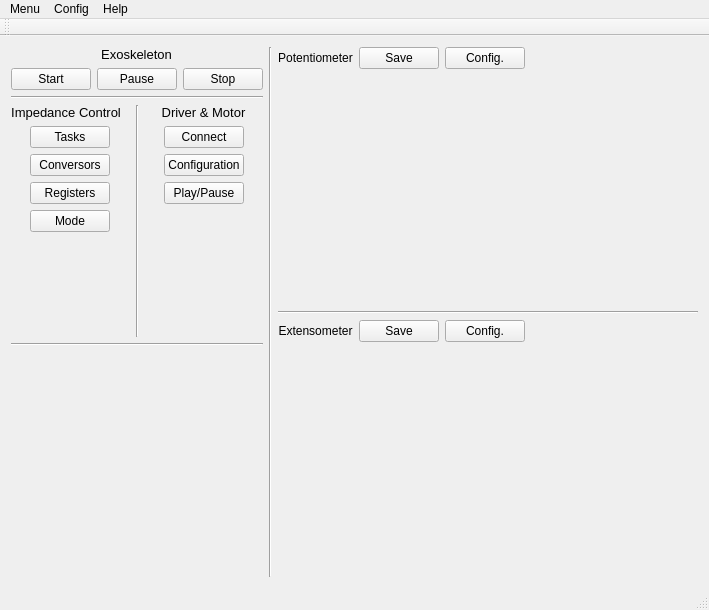
Old version of the form mainwindow.ui in the repository dkyabuki/ICT.
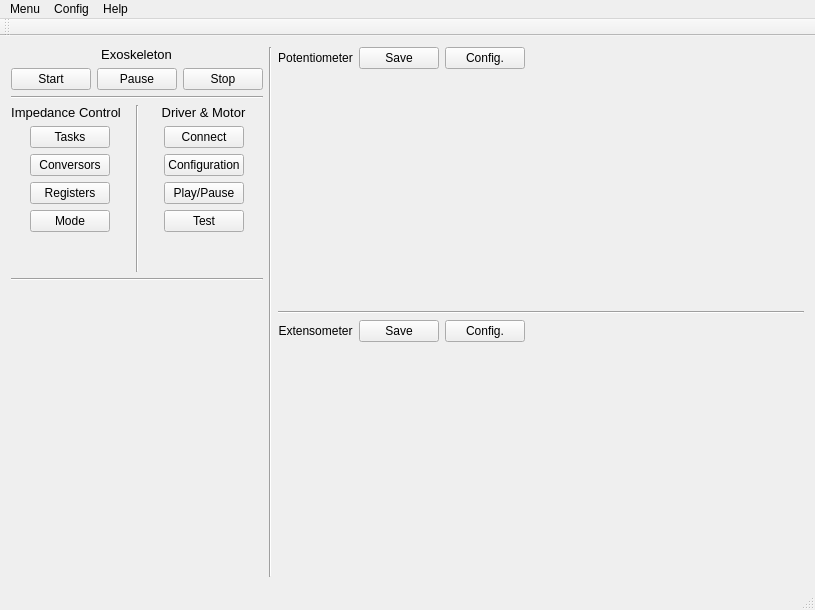
New version of the form. Custom widgets are drawn as their Qt base class.

Commit message: Plot random data (11/08/14)

The edit to the form file:
```diff
--- a/mainwindow.ui
+++ b/mainwindow.ui
@@ -6,7 +6,7 @@
    <rect>
     <x>0</x>
     <y>0</y>
-    <width>709</width>
+    <width>815</width>
     <height>610</height>
    </rect>
   </property>
@@ -151,19 +151,6 @@
         </item>
        </layout>
       </item>
-      <item row="5" column="0" colspan="3">
-       <spacer name="verticalSpacer_3">
-        <property name="orientation">
-         <enum>Qt::Vertical</enum>
-        </property>
-        <property name="sizeHint" stdset="0">
-         <size>
-          <width>20</width>
-          <height>40</height>
-         </size>
-        </property>
-       </spacer>
-      </item>
       <item row="0" column="0" colspan="3" alignment="Qt::AlignHCenter">
        <widget class="QLabel" name="label">
         <property name="sizePolicy">
@@ -305,6 +292,19 @@
           </property>
          </widget>
         </item>
+        <item alignment="Qt::AlignHCenter">
+         <widget class="QPushButton" name="pushButton">
+          <property name="sizePolicy">
+           <sizepolicy hsizetype="Fixed" vsizetype="Fixed">
+            <horstretch>0</horstretch>
+            <verstretch>0</verstretch>
+           </sizepolicy>
+          </property>
+          <property name="text">
+           <string>Test</string>
+          </property>
+         </widget>
+        </item>
         <item>
          <spacer name="verticalSpacer">
           <property name="orientation">
@@ -334,6 +334,32 @@
         </property>
        </widget>
       </item>
+      <item row="6" column="0" colspan="3">
+       <spacer name="verticalSpacer_3">
+        <property name="orientation">
+         <enum>Qt::Vertical</enum>
+        </property>
+        <property name="sizeHint" stdset="0">
+         <size>
+          <width>20</width>
+          <height>40</height>
+         </size>
+        </property>
+       </spacer>
+      </item>
+      <item row="5" column="0" colspan="3">
+       <spacer name="verticalSpacer_4">
+        <property name="orientation">
+         <enum>Qt::Vertical</enum>
+        </property>
+        <property name="sizeHint" stdset="0">
+         <size>
+          <width>20</width>
+          <height>40</height>
+         </size>
+        </property>
+       </spacer>
+      </item>
      </layout>
     </item>
     <item row="0" column="7" rowspan="7" colspan="5">
@@ -434,7 +460,7 @@
     <rect>
      <x>0</x>
      <y>0</y>
-     <width>709</width>
+     <width>815</width>
      <height>21</height>
     </rect>
    </property>
```
The commit also changes 2 other files.
